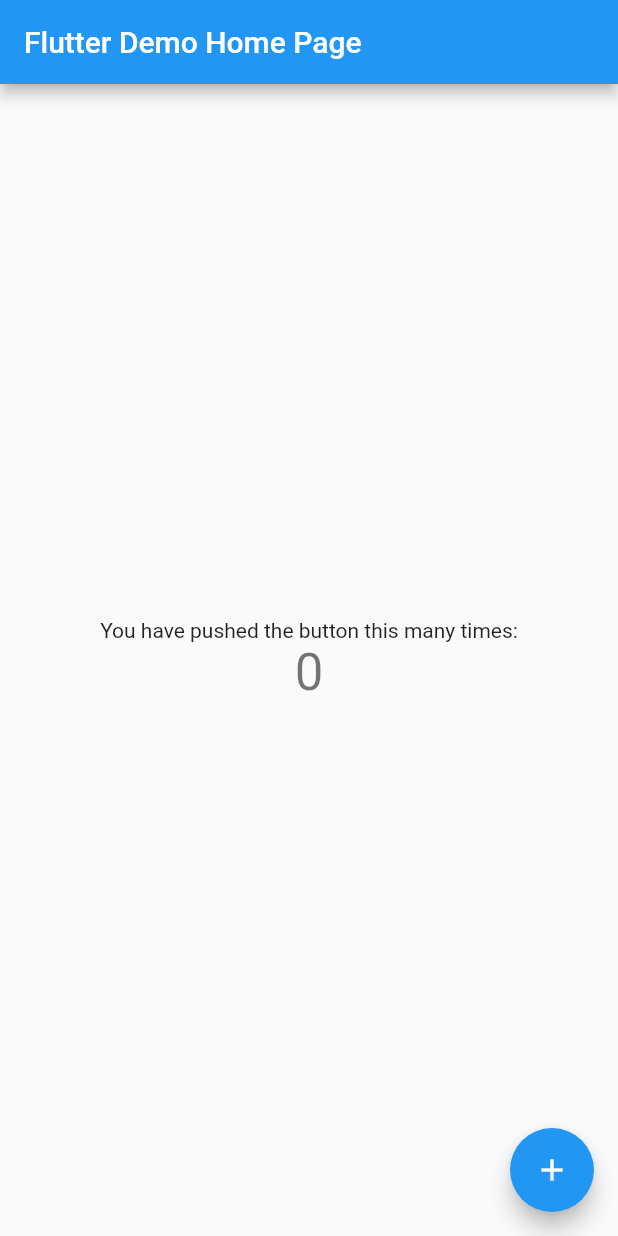
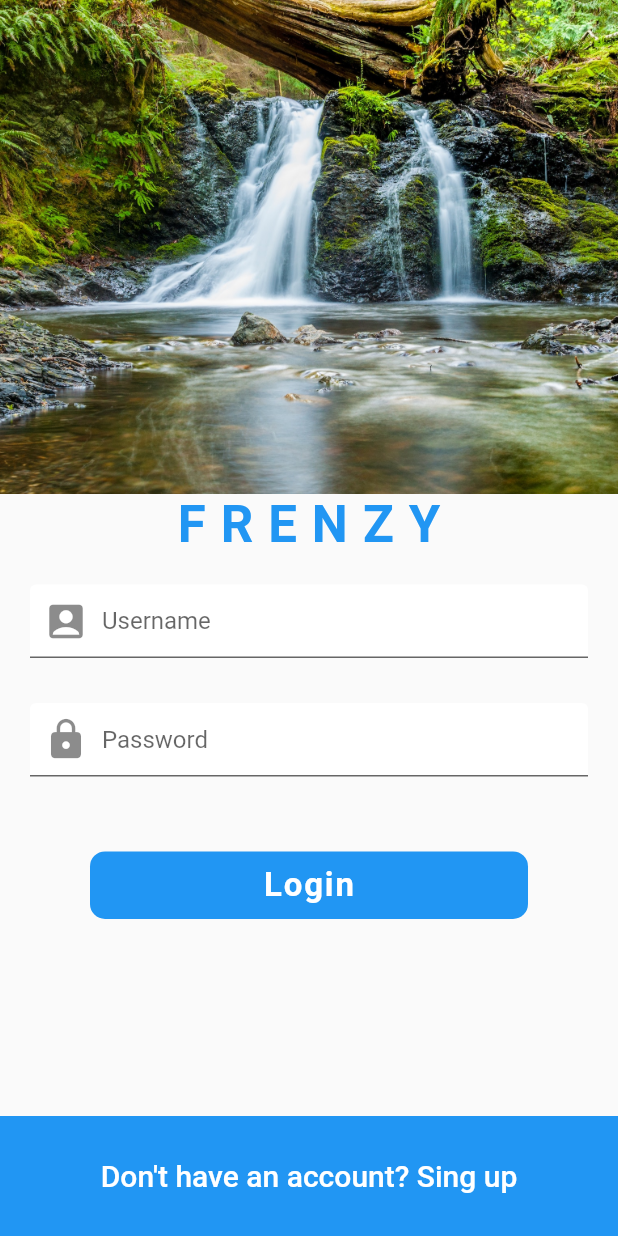
Before and after one commit to rhromets/ui_social_media, a Flutter app: the screen it shows after launch, on a phone screen of 412 x 824 dp. Run offline on Flutter 3.47's test engine with Material 2 defaults, Android fonts, the phone set to English and light mode, and no system bars.

Commit message:
Add Login Screen

```diff
--- a/lib/main.dart
+++ b/lib/main.dart
@@ -1,4 +1,5 @@
 import 'package:flutter/material.dart';
+import 'package:social_media_ui/screens/login_screen.dart';
 
 void main() {
   runApp(const MyApp());
@@ -10,58 +11,12 @@ class MyApp extends StatelessWidget {
   @override
   Widget build(BuildContext context) {
     return MaterialApp(
-      title: 'Flutter Demo',
+      title: 'Social U',
+      debugShowCheckedModeBanner: false,
       theme: ThemeData(
         primarySwatch: Colors.blue,
       ),
-      home: const MyHomePage(title: 'Flutter Demo Home Page'),
+      home: LoginScreen(),
     );
   }
 }
-
-class MyHomePage extends StatefulWidget {
-  const MyHomePage({super.key, required this.title});
-
-  final String title;
-
-  @override
-  State<MyHomePage> createState() => _MyHomePageState();
-}
-
-class _MyHomePageState extends State<MyHomePage> {
-  int _counter = 0;
-
-  void _incrementCounter() {
-    setState(() {
-      _counter++;
-    });
-  }
-
-  @override
-  Widget build(BuildContext context) {
-    return Scaffold(
-      appBar: AppBar(
-        title: Text(widget.title),
-      ),
-      body: Center(
-        child: Column(
-          mainAxisAlignment: MainAxisAlignment.center,
-          children: <Widget>[
-            const Text(
-              'You have pushed the button this many times:',
-            ),
-            Text(
-              '$_counter',
-              style: Theme.of(context).textTheme.headlineMedium,
-            ),
-          ],
-        ),
-      ),
-      floatingActionButton: FloatingActionButton(
-        onPressed: _incrementCounter,
-        tooltip: 'Increment',
-        child: const Icon(Icons.add),
-      ),
-    );
-  }
-}
--- /dev/null
+++ b/lib/screens/login_screen.dart
@@ -0,0 +1,122 @@
+import 'package:flutter/material.dart';
+
+class LoginScreen extends StatefulWidget {
+  const LoginScreen({Key? key}) : super(key: key);
+
+  @override
+  State<LoginScreen> createState() => _LoginScreenState();
+}
+
+class _LoginScreenState extends State<LoginScreen> {
+  @override
+  Widget build(BuildContext context) {
+    return Scaffold(
+      body: SingleChildScrollView(
+        physics: const BouncingScrollPhysics(),
+        child: SizedBox(
+          height: MediaQuery.of(context).size.height,
+          child: Column(
+            children: [
+              Image(
+                height: MediaQuery.of(context).size.height / 2.5,
+                width: double.infinity,
+                image: const AssetImage('assets/images/login_background.jpg'),
+                fit: BoxFit.cover,
+              ),
+              Text(
+                'FRENZY',
+                style: TextStyle(
+                  color: Theme.of(context).primaryColor,
+                  fontSize: 34.0,
+                  fontWeight: FontWeight.bold,
+                  letterSpacing: 10.0,
+                ),
+              ),
+              const SizedBox(height: 10.0),
+              const Padding(
+                padding: EdgeInsets.symmetric(
+                  horizontal: 20.0,
+                  vertical: 10.0,
+                ),
+                child: TextField(
+                  decoration: InputDecoration(
+                    contentPadding: EdgeInsets.symmetric(vertical: 15.0),
+                    fillColor: Colors.white,
+                    filled: true,
+                    hintText: 'Username',
+                    prefixIcon: Icon(
+                      Icons.account_box,
+                      size: 30.0,
+                    ),
+                  ),
+                ),
+              ),
+              const SizedBox(height: 10.0),
+              const Padding(
+                padding: EdgeInsets.symmetric(
+                  horizontal: 20.0,
+                  vertical: 10.0,
+                ),
+                child: TextField(
+                  decoration: InputDecoration(
+                    contentPadding: EdgeInsets.symmetric(vertical: 15.0),
+                    fillColor: Colors.white,
+                    filled: true,
+                    hintText: 'Password',
+                    prefixIcon: Icon(
+                      Icons.lock,
+                      size: 30.0,
+                    ),
+                  ),
+                  obscureText: true,
+                ),
+              ),
+              const SizedBox(height: 40.0),
+              GestureDetector(
+                onTap: () {},
+                child: Container(
+                  margin: const EdgeInsets.symmetric(horizontal: 60.0),
+                  alignment: Alignment.center,
+                  height: 45.0,
+                  decoration: BoxDecoration(
+                      color: Theme.of(context).primaryColor,
+                      borderRadius: BorderRadius.circular(10.0)),
+                  child: const Text(
+                    'Login',
+                    style: TextStyle(
+                      color: Colors.white,
+                      fontSize: 22.0,
+                      fontWeight: FontWeight.w600,
+                      letterSpacing: 1.2,
+                    ),
+                  ),
+                ),
+              ),
+              Expanded(
+                child: Align(
+                  alignment: FractionalOffset.bottomCenter,
+                  child: GestureDetector(
+                    onTap: () {},
+                    child: Container(
+                      alignment: Alignment.center,
+                      color: Theme.of(context).primaryColor,
+                      height: 80.0,
+                      child: const Text(
+                        'Don\'t have an account? Sing up',
+                        style: TextStyle(
+                          color: Colors.white,
+                          fontSize: 20.0,
+                          fontWeight: FontWeight.w500,
+                        ),
+                      ),
+                    ),
+                  ),
+                ),
+              ),
+            ],
+          ),
+        ),
+      ),
+    );
+  }
+}
--- a/pubspec.yaml
+++ b/pubspec.yaml
@@ -59,8 +59,8 @@ flutter:
   uses-material-design: true
 
   # To add assets to your application, add an assets section, like this:
-  # assets:
-  #   - images/a_dot_burr.jpeg
+  assets:
+    - assets/images/
   #   - images/a_dot_ham.jpeg
 
   # An image asset can refer to one or more resolution-specific "variants", see
```
